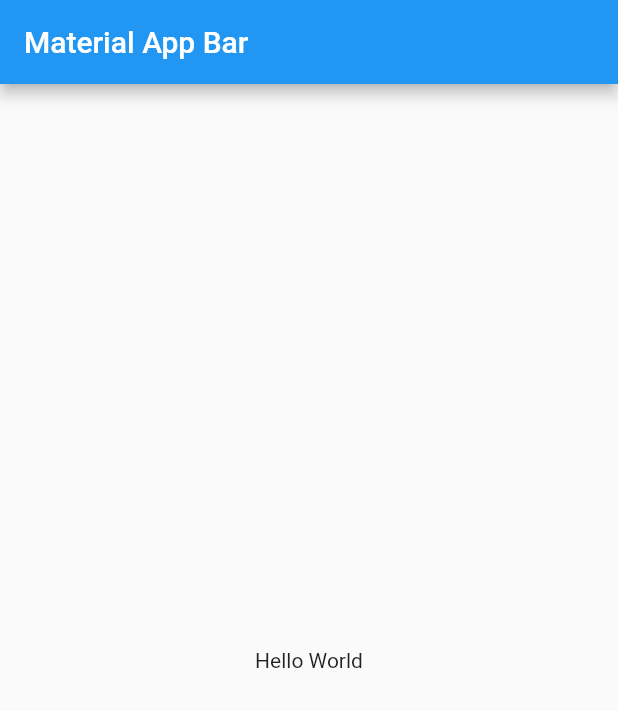
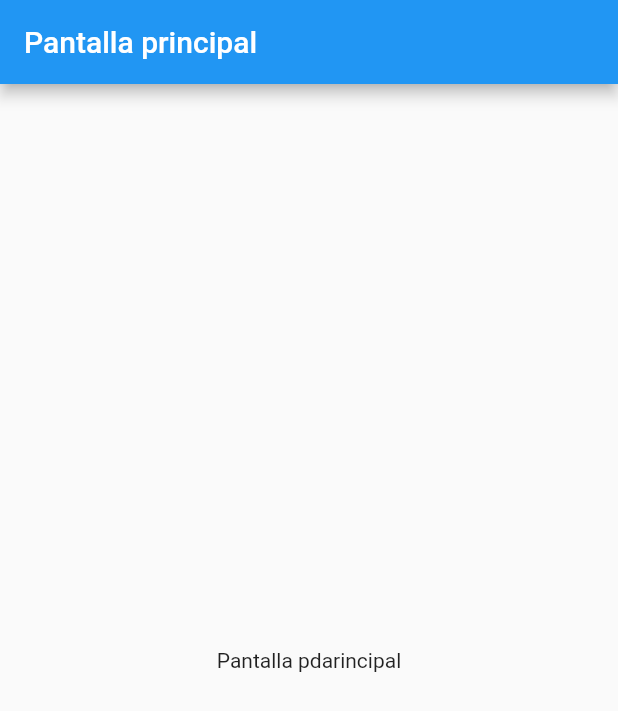
Before and after one commit to jg2kpy/ProjectFrontend2, a Flutter app: the screen it shows after launch, on a phone screen of 412 x 824 dp. Shown: the top 711 px of the screen. Run offline on Flutter 3.47's test engine with Material 2 defaults, Android fonts, the light colour scheme and no system bars.

Commit message:
se configuro el sistemas de carpetas y se implementa un theme a la app

```diff
--- a/lib/main.dart
+++ b/lib/main.dart
@@ -1,6 +1,12 @@
 import 'package:flutter/material.dart';
 
-void main() => runApp(const MyApp());
+//Rutas
+import 'package:project_frontend_2/routes/app_routes.dart';
+import 'package:project_frontend_2/theme/app_theme.dart';
+
+void main() {
+  runApp(const MyApp());
+}
 
 class MyApp extends StatelessWidget {
   const MyApp({super.key});
@@ -8,15 +14,12 @@ class MyApp extends StatelessWidget {
   @override
   Widget build(BuildContext context) {
     return MaterialApp(
+      debugShowCheckedModeBanner: false,
       title: 'Material App',
-      home: Scaffold(
-        appBar: AppBar(
-          title: const Text('Material App Bar'),
-        ),
-        body: const Center(
-          child: Text('Hello World'),
-        ),
-      ),
+      initialRoute: AppRoutes.initialRoute,
+      onGenerateRoute: AppRoutes.onGenerateRoute,
+      routes: AppRoutes.getAppRoutes(),
+      theme: AppTheme.lightTheme,
     );
   }
 }
--- /dev/null
+++ b/lib/models/menu_option.dart
@@ -0,0 +1,15 @@
+import 'package:flutter/material.dart' show IconData, Widget;
+
+class MenuOption {
+  final String route;
+  final IconData icon;
+  final String name;
+  final Widget screen;
+
+  const MenuOption({
+    required this.route,
+    required this.icon,
+    required this.name,
+    required this.screen,
+  });
+}
--- a/lib/models/models.dart
+++ b/lib/models/models.dart
@@ -0,0 +1 @@
+export 'package:project_frontend_2/models/menu_option.dart';
--- a/lib/routes/app_routes.dart
+++ b/lib/routes/app_routes.dart
@@ -0,0 +1,25 @@
+import 'package:flutter/material.dart';
+import 'package:project_frontend_2/models/models.dart';
+
+import '../screens/home_screen.dart';
+
+class AppRoutes {
+  static const initialRoute = 'home';
+
+  //Aqui dentro agregamos las opciones del menu
+  static final menuOptions = <MenuOption>[];
+
+  static Map<String, Widget Function(BuildContext)> getAppRoutes() {
+    Map<String, Widget Function(BuildContext)> appRoutes = {};
+    for (final option in menuOptions) {
+      appRoutes.addAll({option.route: (BuildContext context) => option.screen});
+    }
+    return appRoutes;
+  }
+
+  static Route<dynamic> onGenerateRoute(RouteSettings settings) {
+    return MaterialPageRoute(
+      builder: (context) => const HomeScreen(),
+    );
+  }
+}
--- a/lib/screens/home_screen.dart
+++ b/lib/screens/home_screen.dart
@@ -0,0 +1,19 @@
+import 'package:flutter/material.dart';
+
+class HomeScreen extends StatelessWidget {
+  const HomeScreen({super.key});
+  @override
+  Widget build(BuildContext context) {
+    return MaterialApp(
+      title: 'Material App',
+      home: Scaffold(
+        appBar: AppBar(
+          title: const Text('Pantalla principal'),
+        ),
+        body: const Center(
+          child: Text('Pantalla pdarincipal'),
+        ),
+      ),
+    );
+  }
+}
--- a/lib/screens/screens.dart
+++ b/lib/screens/screens.dart
@@ -0,0 +1 @@
+export 'package:project_frontend_2/screens/home_screen.dart';
--- /dev/null
+++ b/lib/theme/app_theme.dart
@@ -0,0 +1,15 @@
+import 'package:flutter/material.dart';
+
+class AppTheme {
+  static const Color primary = Color(0xFF0D47A1);
+
+  static final ThemeData lightTheme = ThemeData.light().copyWith(
+    primaryColor: primary,
+    appBarTheme: const AppBarTheme(backgroundColor: primary, elevation: 0),
+    textButtonTheme: TextButtonThemeData(
+        style: TextButton.styleFrom(
+      shape: const StadiumBorder(),
+      elevation: 0,
+    )),
+  );
+}
```
